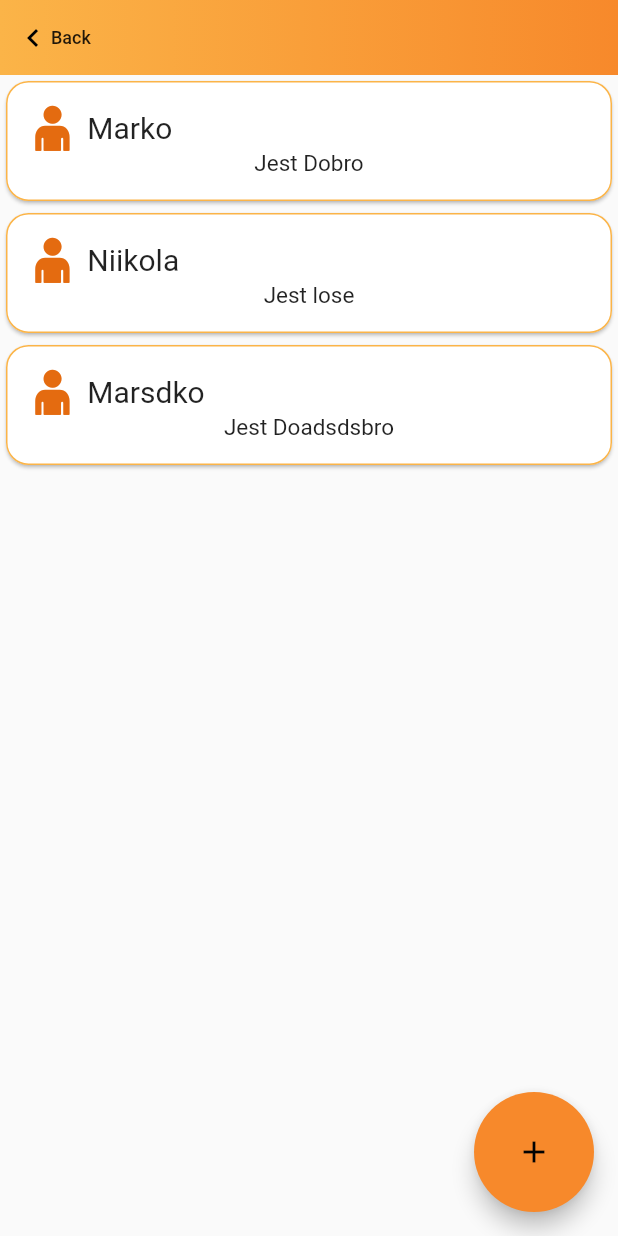
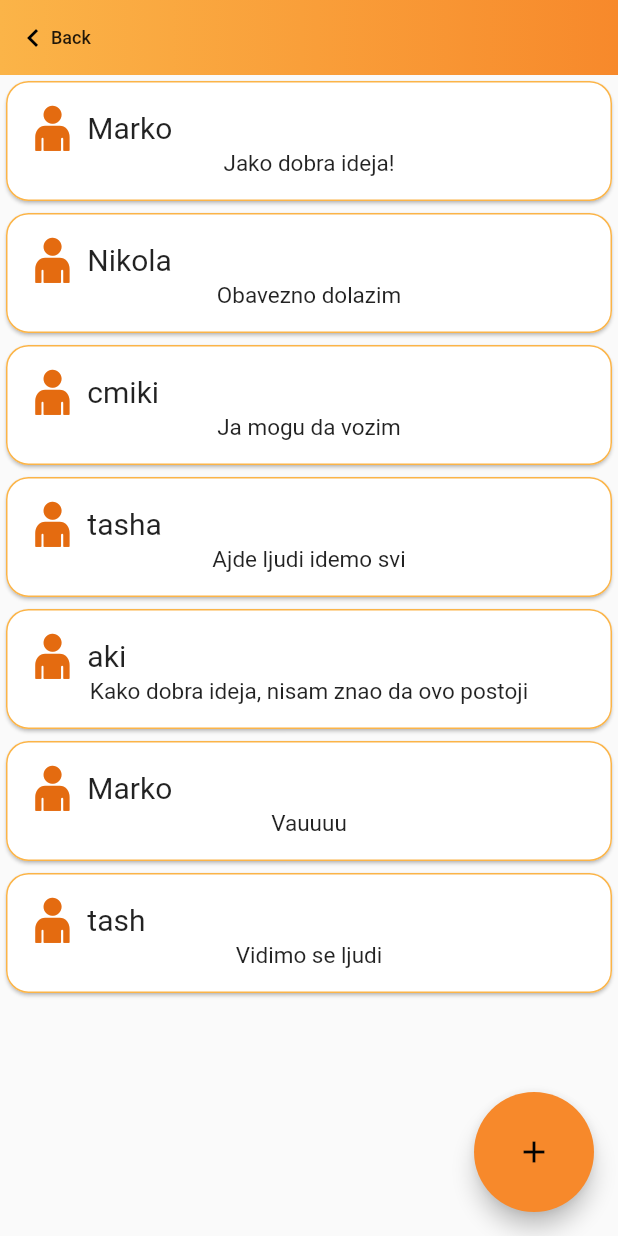
Before and after one commit to leric32/druzba, a Flutter app: the ActivityView screen opened directly with empty values, after a tap on "Komentari", on a phone screen of 412 x 824 dp. Run offline on Flutter 3.47's test engine with Material 2 defaults, Android fonts, the light colour scheme and no system bars; our stand-ins replace flutter_map, google_fonts, latlong2, shared_preferences; missing offline and left inert: flutter_map_marker_popup, syncfusion_flutter_maps; accounts and stored records are empty.

Commit message:
Last changes

```diff
--- a/druzba_app/lib/views/activity_form_view.dart
+++ b/druzba_app/lib/views/activity_form_view.dart
@@ -119,7 +119,7 @@ class _ActivityFormViewState extends State<ActivityFormView> {
                   end: Alignment.centerRight,
                   colors: [Color(0xfffbb448), Color(0xfff7892b)])),
           child: Text(
-            'ActivityForm',
+            'Dodaj',
             style: TextStyle(fontSize: 20, color: Colors.white),
           ),
         ));
--- a/druzba_app/lib/views/activity_view.dart
+++ b/druzba_app/lib/views/activity_view.dart
@@ -178,8 +178,8 @@ class ActivityViewState extends State<ActivityView> {
                 SizedBox(width: width * 0.02),
                 Text(
                   '' +
-                      widget.activity.min_people.toString() +
-                      ' - ' +
+                      widget.activity.num_of_people.toString() +
+                      '/' +
                       widget.activity.max_people.toString(),
                   style: TextStyle(fontSize: text_icon_size),
                 ),
--- a/druzba_app/lib/views/comments_view.dart
+++ b/druzba_app/lib/views/comments_view.dart
@@ -30,9 +30,14 @@ class _CommentViewState extends State<CommentView> {
     //comments = [];
     //comments = await UserAPI.getActivityList(); Ovo implementirati
     comments = [
-      Comment(desc: 'Jest Dobro', autor: 'Marko'),
-      Comment(desc: 'Jest lose', autor: 'Niikola'),
-      Comment(desc: 'Jest Doadsdsbro', autor: 'Marsdko')
+      Comment(desc: 'Jako dobra ideja!', autor: 'Marko'),
+      Comment(desc: 'Obavezno dolazim', autor: 'Nikola'),
+      Comment(desc: 'Ja mogu da vozim', autor: 'cmiki'),
+      Comment(desc: 'Ajde ljudi idemo svi', autor: 'tasha'),
+      Comment(
+          desc: 'Kako dobra ideja, nisam znao da ovo postoji', autor: 'aki'),
+      Comment(desc: 'Vauuuu', autor: 'Marko'),
+      Comment(desc: 'Vidimo se ljudi', autor: 'tash')
     ];
     setState(() {});
   }
--- a/druzba_app/lib/views/login_view.dart
+++ b/druzba_app/lib/views/login_view.dart
@@ -159,7 +159,7 @@ class _LoginViewState extends State<LoginView> {
           mainAxisAlignment: MainAxisAlignment.center,
           children: <Widget>[
             Text(
-              'Don\'t have an account ?',
+              'Nemate nalog ?',
               style: TextStyle(fontSize: 15, fontWeight: FontWeight.w600),
             ),
             SizedBox(
@@ -233,7 +233,6 @@ class _LoginViewState extends State<LoginView> {
               ),
             ),
           ),
-          Positioned(top: 40, left: 0, child: _backButton()),
         ],
       ),
     ));
--- a/druzba_app/lib/views/register_view.dart
+++ b/druzba_app/lib/views/register_view.dart
@@ -115,7 +115,7 @@ class _RegisterViewState extends State<RegisterView> {
                   end: Alignment.centerRight,
                   colors: [Color(0xfffbb448), Color(0xfff7892b)])),
           child: Text(
-            'Register',
+            'Registruj se',
             style: TextStyle(fontSize: 20, color: Colors.white),
           ),
         ));
@@ -135,7 +135,7 @@ class _RegisterViewState extends State<RegisterView> {
           mainAxisAlignment: MainAxisAlignment.center,
           children: <Widget>[
             Text(
-              'Already have an account ?',
+              'Već imate nalog ?',
               style: TextStyle(fontSize: 17, fontWeight: FontWeight.w600),
             ),
             SizedBox(
@@ -218,7 +218,6 @@ class _RegisterViewState extends State<RegisterView> {
                 ),
               ),
             ),
-            Positioned(top: 40, left: 0, child: _backButton()),
           ],
         ),
       ),
```
Also changed, not shown: 17 other files.
